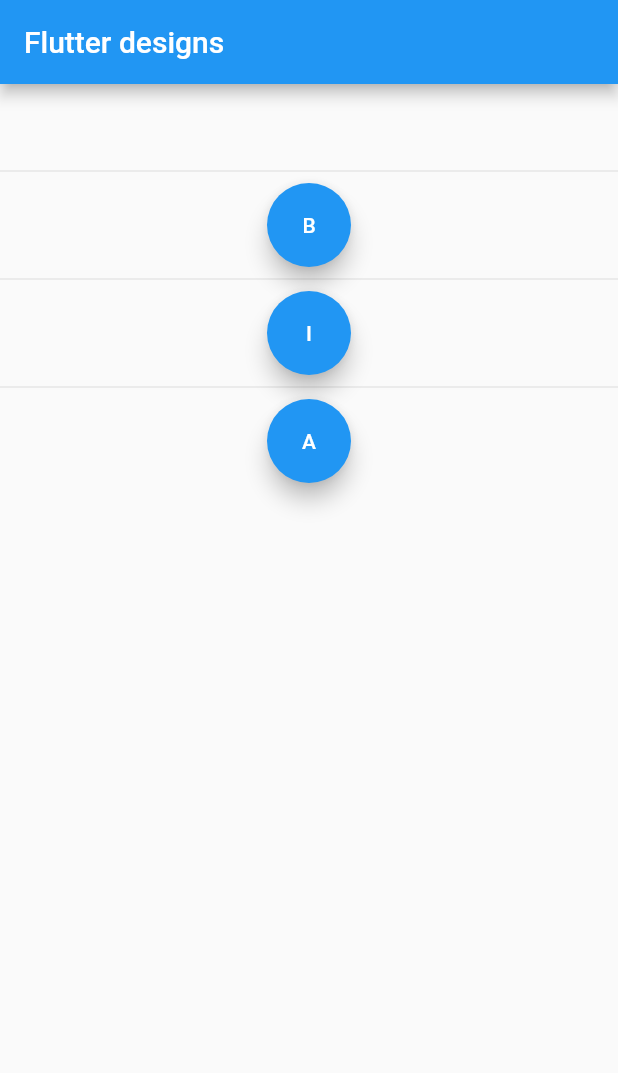
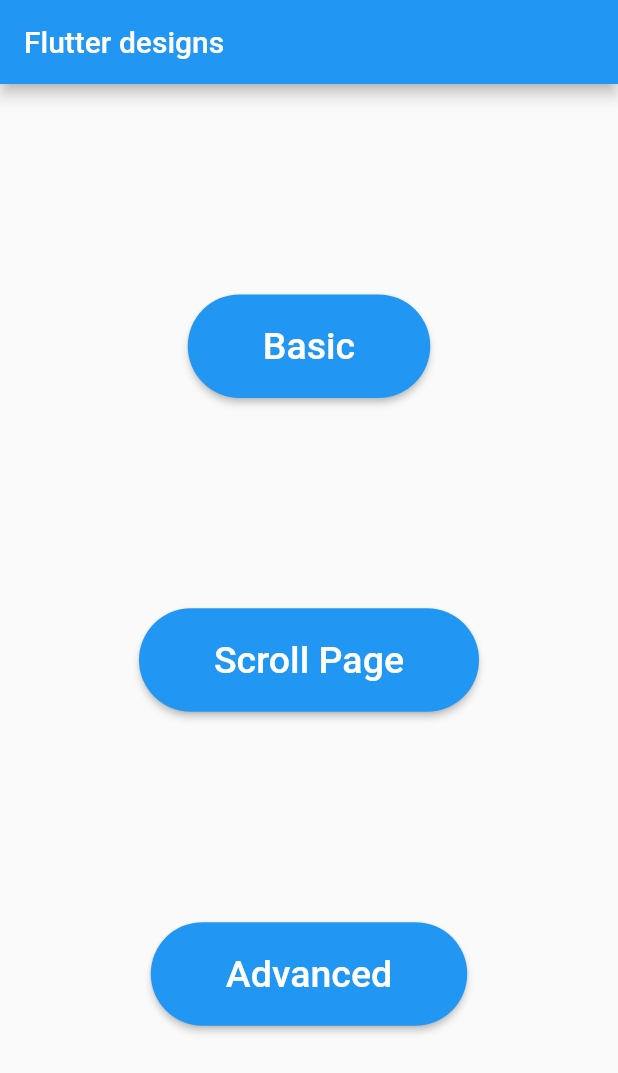
Before and after one commit to gallottohugo/FlutterDesigns, a Flutter app: the screen it shows after launch, on a phone screen of 412 x 824 dp. Shown: the top 1073 px of the screen. Run offline on Flutter 3.47's test engine with Material 2 defaults, Android fonts, the phone set to English and light mode, and no system bars.

Commit message:
Refactoring home_page

```diff
--- a/lib/src/pages/home_page.dart
+++ b/lib/src/pages/home_page.dart
@@ -8,40 +8,36 @@ class HomePage extends StatelessWidget {
 			appBar: AppBar(
 				title: Text('Flutter designs'),
 			),
-			body: Column(
-				children: <Widget>[
-					SizedBox(height: 50.0,),
-					Divider(
-					),
-					Center(
-						child: FloatingActionButton(
-							child: Text('B'),
-							onPressed: (){
-								Navigator.pushNamed(context, 'basic');
-							},
-						),
-					),
-					Divider(),
-					Center(
-						child: FloatingActionButton(
-							child: Text('I'),
-							onPressed: (){
-								Navigator.pushNamed(context, 'intermediate');
-							},
-						),
-					),
-					Divider(),
-					Center(
-						child: FloatingActionButton(
-							child: Text('A'),
-							onPressed: (){
-								Navigator.pushNamed(context, 'advanced');
-							},
-						),
-					),
-
-				],
-			),
+			body: Container(
+				width: double.infinity,
+				height: double.infinity,
+				child: Column(
+					crossAxisAlignment: CrossAxisAlignment.stretch,
+					mainAxisAlignment: MainAxisAlignment.spaceEvenly,
+					children: <Widget>[
+						_button('Basic', context, 'basic'),
+						_button('Scroll Page', context, 'scroll'),
+						_button('Advanced', context, 'advanced'),
+					],
+				)
+			)
     	);
   	}
+
+	Widget _button(String title, BuildContext context, String next_page){
+		return Center(
+			child: RaisedButton(
+				shape: StadiumBorder(),
+				color: Colors.blue,
+				textColor: Colors.white,
+				child: Text(title, style: TextStyle(fontSize: 25.0),),
+				padding: EdgeInsets.symmetric(horizontal: 50.0, vertical: 20.0),
+				onPressed: (){
+					Navigator.pushNamed(context, next_page);
+				},
+			)
+		);
+	}
+
+
 }
```
